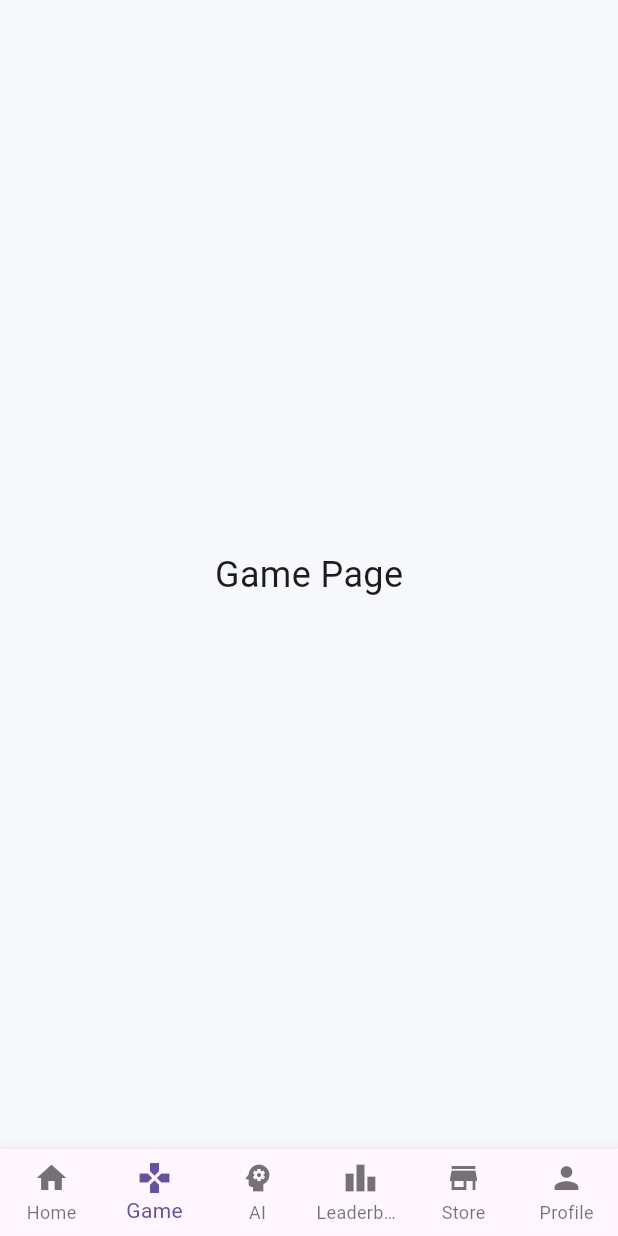
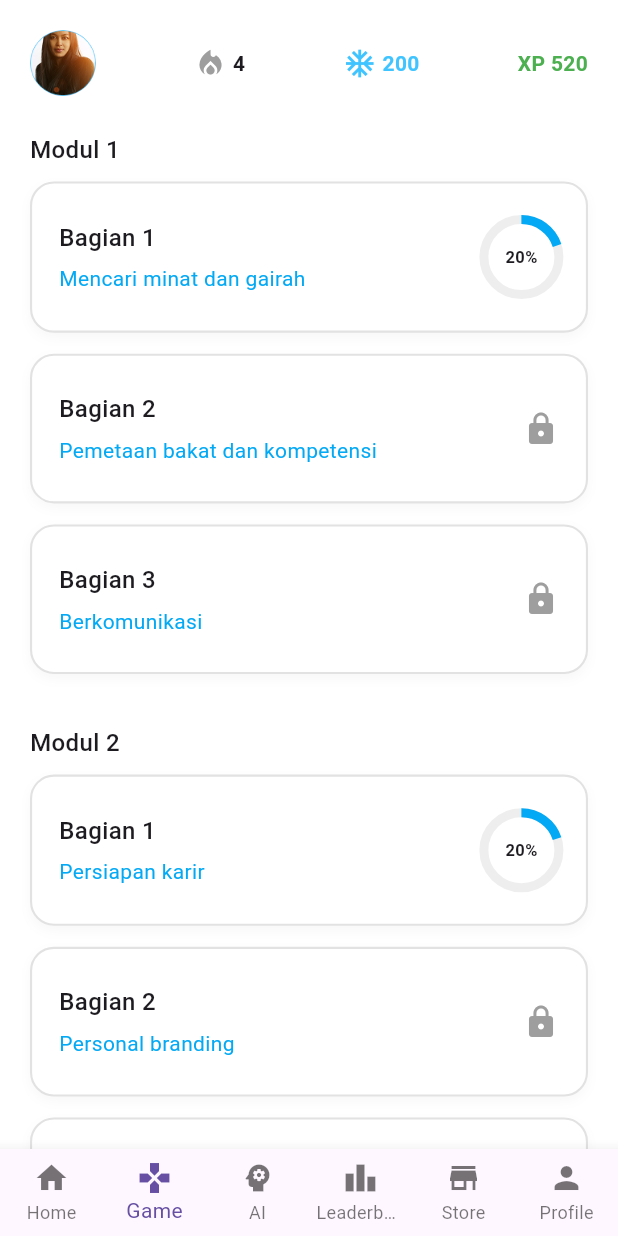
Before and after one commit to chindomiegoreng/mintrix, a Flutter app: the MainNavigationPage screen opened by its route, item 2 of the bottom bar chosen, on a phone screen of 412 x 824 dp. Run offline on Flutter 3.47's test engine with Material 3 defaults, Android fonts, the phone set to English and light mode, and no system bars; our stand-ins replace bloc, equatable, flutter_bloc, flutter_svg, google_fonts, image_picker and 1 more; missing offline and left inert: radar_chart; accounts and stored records are empty; project files that could hold a hidden picture were left out.

Commit message:
Create : Game Page

```diff
--- a/lib/features/game/presentation/pages/game_page.dart
+++ b/lib/features/game/presentation/pages/game_page.dart
@@ -1,15 +1,201 @@
 import 'package:flutter/material.dart';
+import 'game_detail_page.dart';
 
 class GamePage extends StatelessWidget {
-  const GamePage({super.key});
+  final String userName;
+  final int streak;
+  final int gems;
+  final int xp;
+
+  const GamePage({
+    super.key,
+    required this.userName,
+    required this.streak,
+    required this.gems,
+    required this.xp,
+  });
 
   @override
   Widget build(BuildContext context) {
-    return const Scaffold(
-      body: Center(
-        child: Text(
-          'Game Page',
-          style: TextStyle(fontSize: 24),
+    return Scaffold(
+      backgroundColor: Colors.white,
+      body: SafeArea(
+        child: SingleChildScrollView(
+          padding: const EdgeInsets.symmetric(horizontal: 20, vertical: 20),
+          child: Column(
+            crossAxisAlignment: CrossAxisAlignment.start,
+            children: [
+              _buildHeader(),
+              const SizedBox(height: 24),
+              _buildModule(context, "Modul 1", [
+                _buildSection(
+                  context,
+                  "Bagian 1",
+                  "Mencari minat dan gairah",
+                  0.2,
+                  false,
+                ),
+                _buildSection(
+                  context,
+                  "Bagian 2",
+                  "Pemetaan bakat dan kompetensi",
+                  0.0,
+                  true,
+                ),
+                _buildSection(context, "Bagian 3", "Berkomunikasi", 0.0, true),
+              ]),
+              const SizedBox(height: 20),
+              _buildModule(context, "Modul 2", [
+                _buildSection(context, "Bagian 1", "Persiapan karir", 0.2, false),
+                _buildSection(context, "Bagian 2", "Personal branding", 0.0, true),
+                _buildSection(context, "Bagian 3", "Wawancara kerja", 0.0, true),
+              ]),
+            ],
+          ),
+        ),
+      ),
+    );
+  }
+
+  Widget _buildHeader() {
+    return Row(
+      crossAxisAlignment: CrossAxisAlignment.center,
+      children: [
+        const CircleAvatar(
+          radius: 22,
+          backgroundImage: AssetImage('assets/images/profile.png'),
+        ),
+        const Spacer(),
+        const Icon(Icons.local_fire_department, color: Colors.grey, size: 22),
+        const SizedBox(width: 4),
+        Text(
+          streak.toString(),
+          style: const TextStyle(fontSize: 14, fontWeight: FontWeight.w600),
+        ),
+        const Spacer(),
+        const Icon(Icons.ac_unit, color: Colors.lightBlueAccent, size: 22),
+        const SizedBox(width: 4),
+        Text(
+          gems.toString(),
+          style: const TextStyle(
+            color: Colors.lightBlueAccent,
+            fontSize: 14,
+            fontWeight: FontWeight.w600,
+          ),
+        ),
+        const Spacer(),
+        Text(
+          "XP $xp",
+          style: const TextStyle(
+            color: Colors.green,
+            fontSize: 14,
+            fontWeight: FontWeight.w700,
+          ),
+        ),
+      ],
+    );
+  }
+
+  Widget _buildModule(BuildContext context, String title, List<Widget> sections) {
+    return Column(
+      crossAxisAlignment: CrossAxisAlignment.start,
+      children: [
+        Text(
+          title,
+          style: const TextStyle(fontSize: 16, fontWeight: FontWeight.w500),
+        ),
+        const SizedBox(height: 10),
+        ...sections,
+      ],
+    );
+  }
+
+  Widget _buildSection(
+    BuildContext context,
+    String title,
+    String subtitle,
+    double progress,
+    bool locked,
+  ) {
+    return GestureDetector(
+      onTap: locked
+          ? null
+          : () {
+              Navigator.push(
+                context,
+                MaterialPageRoute(
+                  builder: (_) => GameDetailPage(
+                    sectionTitle: subtitle,
+                    progress: progress,
+                  ),
+                ),
+              );
+            },
+      child: Container(
+        margin: const EdgeInsets.only(bottom: 14),
+        padding: const EdgeInsets.symmetric(horizontal: 18, vertical: 24),
+        decoration: BoxDecoration(
+          color: Colors.white,
+          borderRadius: BorderRadius.circular(16),
+          border: Border.all(color: Colors.grey.withOpacity(0.3), width: 1.4),
+          boxShadow: [
+            BoxShadow(
+              color: Colors.grey.withOpacity(0.08),
+              blurRadius: 6,
+              offset: const Offset(0, 3),
+            ),
+          ],
+        ),
+        child: Row(
+          children: [
+            Expanded(
+              child: Column(
+                crossAxisAlignment: CrossAxisAlignment.start,
+                children: [
+                  Text(
+                    title,
+                    style: const TextStyle(
+                      fontWeight: FontWeight.w500,
+                      fontSize: 16,
+                    ),
+                  ),
+                  const SizedBox(height: 6),
+                  Text(
+                    subtitle,
+                    style: const TextStyle(
+                      color: Colors.lightBlue,
+                      fontSize: 14,
+                      fontWeight: FontWeight.w400,
+                    ),
+                  ),
+                ],
+              ),
+            ),
+            locked
+                ? const Icon(Icons.lock, color: Colors.grey)
+                : Stack(
+                    alignment: Alignment.center,
+                    children: [
+                      SizedBox(
+                        width: 50,
+                        height: 50,
+                        child: CircularProgressIndicator(
+                          value: progress,
+                          strokeWidth: 6,
+                          color: Colors.lightBlue,
+                          backgroundColor: Colors.grey.shade200,
+                        ),
+                      ),
+                      Text(
+                        "${(progress * 100).toInt()}%",
+                        style: const TextStyle(
+                          fontSize: 11,
+                          fontWeight: FontWeight.w600,
+                        ),
+                      ),
+                    ],
+                  ),
+          ],
         ),
       ),
     );
--- a/lib/features/main/presentation/pages/main_navigation_page.dart
+++ b/lib/features/main/presentation/pages/main_navigation_page.dart
@@ -22,7 +22,7 @@ class MainNavigationPage extends StatelessWidget {
             index: state.index,
             children: const [
               HomePage(),
-              GamePage(),
+              GamePage(userName: 'Renata', streak: 4, gems: 200, xp: 520),
               AIPage(showAppBar: false),
               LeaderboardPage(),
               StorePage(),
@@ -36,14 +36,8 @@ class MainNavigationPage extends StatelessWidget {
             },
             type: BottomNavigationBarType.fixed,
             items: const [
-              BottomNavigationBarItem(
-                icon: Icon(Icons.home),
-                label: 'Home',
-              ),
-              BottomNavigationBarItem(
-                icon: Icon(Icons.games),
-                label: 'Game',
-              ),
+              BottomNavigationBarItem(icon: Icon(Icons.home), label: 'Home'),
+              BottomNavigationBarItem(icon: Icon(Icons.games), label: 'Game'),
               BottomNavigationBarItem(
                 icon: Icon(Icons.psychology),
                 label: 'AI',
@@ -52,10 +46,7 @@ class MainNavigationPage extends StatelessWidget {
                 icon: Icon(Icons.leaderboard),
                 label: 'Leaderboard',
               ),
-              BottomNavigationBarItem(
-                icon: Icon(Icons.store),
-                label: 'Store',
-              ),
+              BottomNavigationBarItem(icon: Icon(Icons.store), label: 'Store'),
               BottomNavigationBarItem(
                 icon: Icon(Icons.person),
                 label: 'Profile',
```
Also changed, not shown: lib/features/game/presentation/pages/game_detail_page.dart (added, +309 -0 lines), lib/features/game/presentation/pages/level_journey_page.dart (added, +175 -0 lines), assets/images/modul_card.png (added), assets/images/modul_locked.png (added).
